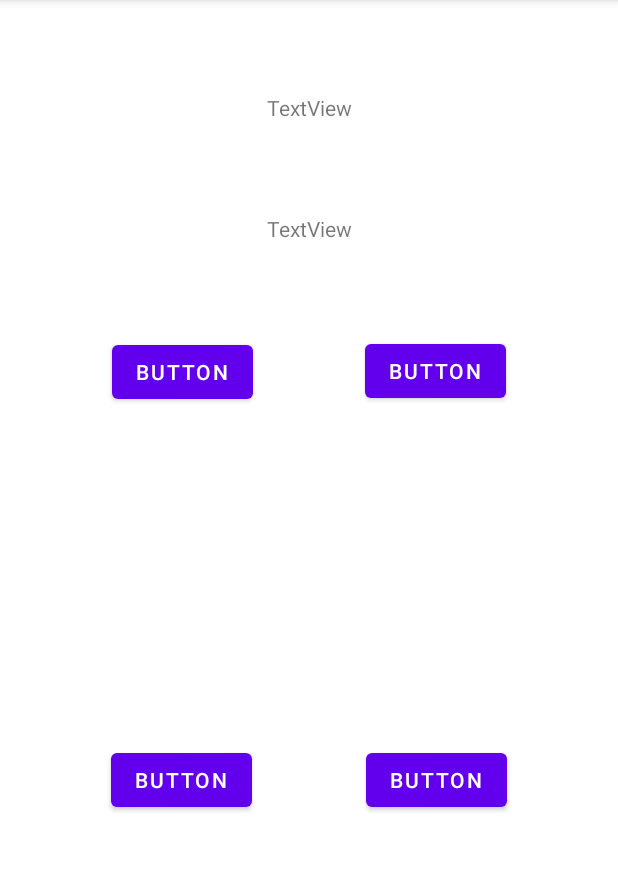
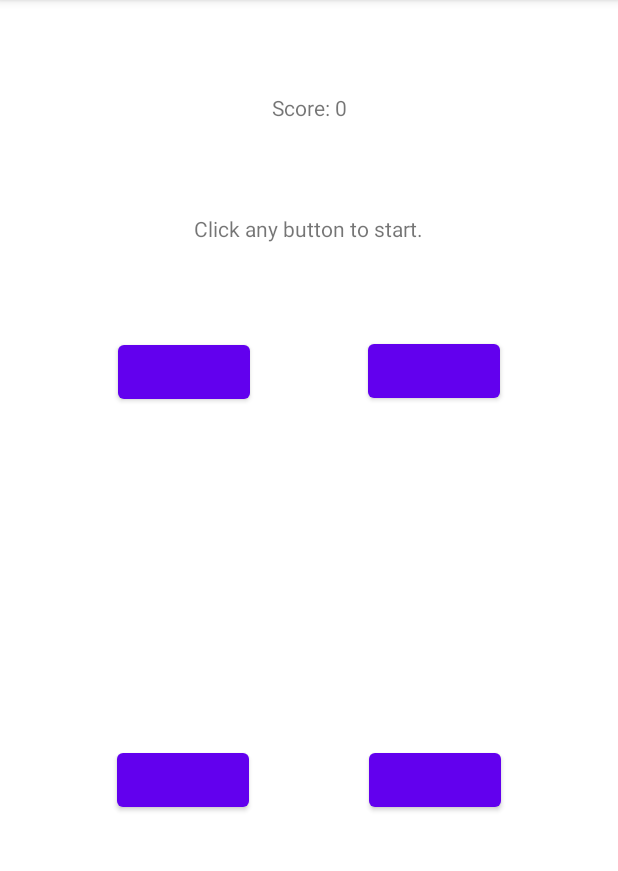
Before and after one commit to ProfessionalUsernameNumberFiftyTwo/quizapp, an Android app: the screen it shows after launch (MainActivity), on a phone screen of 412 x 824 dp, the part 84-955 px from its top. Run offline under Robolectric (Android 15) with nearby library versions, the phone set to English and light mode, and no system bars.

Commit message:
Added game functionality, added answer shuffling, added result screen, added start screen, fixed bug where finishing all 10 questions would crash the app, fixed bug where first question would cause the result screen to pop up

```diff
--- a/app/src/main/java/com/example/quizapp/Question.kt
+++ b/app/src/main/java/com/example/quizapp/Question.kt
@@ -1,5 +1,5 @@
 package com.example.quizapp
 
-data class Question(val category: String, val question: String, val answers: List<String>, val correctAnswer: String) {
+data class Question(val category: String, val question: String, val answers: MutableList<String>, val correctAnswer: String) {
 
 }
--- a/app/src/main/res/layout/activity_main.xml
+++ b/app/src/main/res/layout/activity_main.xml
@@ -73,4 +73,27 @@
         app:layout_constraintStart_toEndOf="@+id/button_main_answer1"
         app:layout_constraintTop_toTopOf="@+id/button_main_answer3"
         app:layout_constraintVertical_bias="0.0" />
+
+    <androidx.constraintlayout.widget.Group
+        android:id="@+id/group_main_ui"
+        android:layout_width="wrap_content"
+        android:layout_height="wrap_content"
+        app:constraint_referenced_ids="button_main_answer4,textView_main_question,button_main_answer3,button_main_answer1,button_main_answer2,textView_main_score"
+        app:layout_constraintEnd_toEndOf="parent"
+        app:layout_constraintHorizontal_bias="0.5"
+        app:layout_constraintStart_toStartOf="parent"
+        tools:layout_editor_absoluteY="358dp" />
+
+    <TextView
+        android:id="@+id/textView_main_finalScore"
+        android:layout_width="wrap_content"
+        android:layout_height="wrap_content"
+        android:scaleX="4"
+        android:scaleY="4"
+        android:text="TextView"
+        app:layout_constraintBottom_toBottomOf="parent"
+        app:layout_constraintEnd_toEndOf="parent"
+        app:layout_constraintHorizontal_bias="0.5"
+        app:layout_constraintStart_toStartOf="parent"
+        app:layout_constraintTop_toTopOf="parent" />
 </androidx.constraintlayout.widget.ConstraintLayout>
```
Also changed, not shown: app/src/main/java/com/example/quizapp/MainActivity.kt (+123 -9 lines), app/src/main/java/com/example/quizapp/Quiz.kt (+12 -3 lines).
